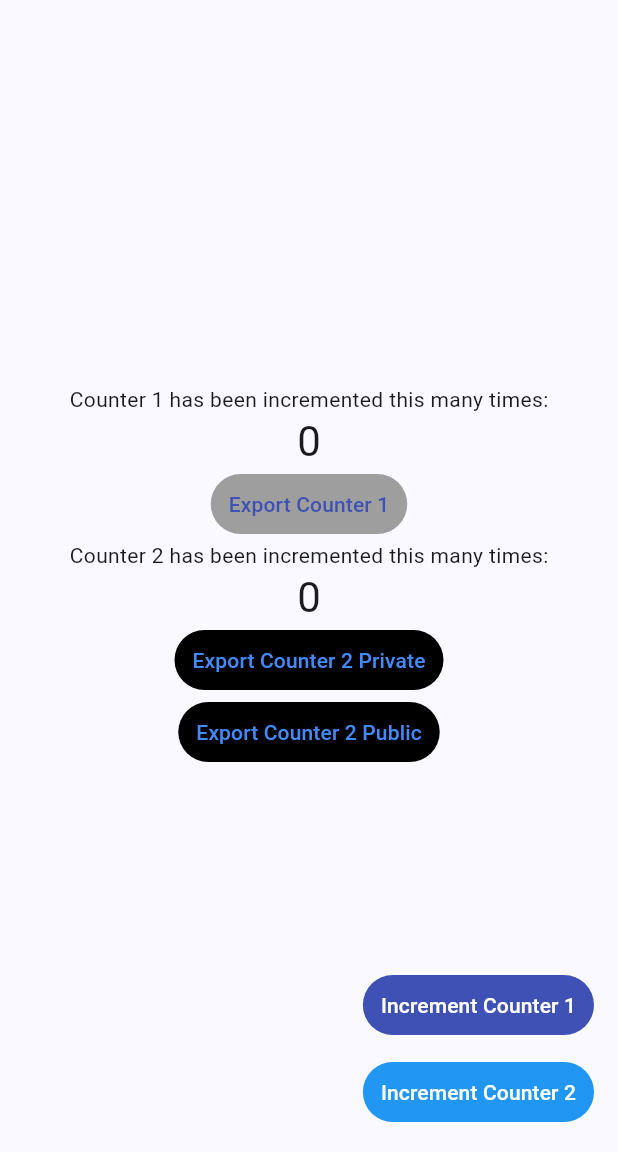
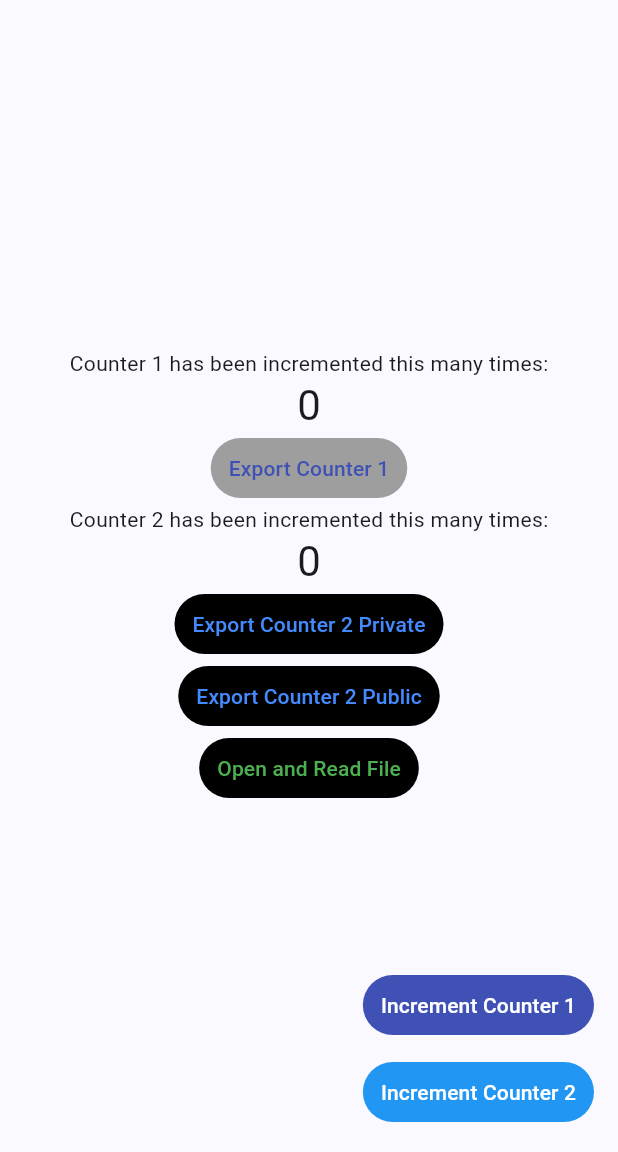
Before and after one commit to Tuckerle/storage_demo_app, a Flutter app: the screen it shows after launch, on a phone screen of 412 x 824 dp, the part 84-1236 px from its top. Run offline on Flutter 3.47's test engine with Material 3 defaults, Android fonts, the phone set to English and light mode, and no system bars; our stand-ins replace file_picker, permission_handler, shared_preferences, sqflite; accounts and stored records are empty.

Commit message:
file read function

```diff
--- a/lib/main.dart
+++ b/lib/main.dart
@@ -9,6 +9,7 @@ import 'package:permission_handler/permission_handler.dart';
 import 'package:shared_preferences/shared_preferences.dart';
 import 'package:sqflite/sqflite.dart';
 
+import 'display_page.dart';
 import 'logs_page.dart';
 
 void main() async {
@@ -27,24 +28,25 @@ class MyApp extends StatelessWidget {
         colorScheme: ColorScheme.fromSeed(seedColor: Colors.blueAccent),
         useMaterial3: true,
       ),
-      home: const MyHomePage(title: 'Our Storage Demo App'),
+      home: const HomePage(title: 'Our Storage Demo App'),
     );
   }
 }
 
-class MyHomePage extends StatefulWidget {
-  const MyHomePage({super.key, required this.title});
+class HomePage extends StatefulWidget {
+  const HomePage({super.key, required this.title});
 
   final String title;
 
   @override
-  State<MyHomePage> createState() => _MyHomePageState();
+  State<HomePage> createState() => _HomePageState();
 }
 
-class _MyHomePageState extends State<MyHomePage> {
+class _HomePageState extends State<HomePage> {
   int _counterOne = 0;
   int _counterTwo = 0;
   Database? database;
+  String _fileContent = '';
 
   Future<void> _requestPermissions() async {
     if (Platform.isAndroid) {
@@ -140,6 +142,29 @@ class _MyHomePageState extends State<MyHomePage> {
     }
   }
 
+  // Read File Content and Navigate to Display Page
+  Future<void> _pickAndReadFile(BuildContext context) async {
+    FilePickerResult? result = await FilePicker.platform.pickFiles();
+    if(mounted) {
+      if (result != null && result.files.isNotEmpty) {
+        String filePath = result.files.single.path!;
+        File file = File(filePath);
+        String fileContent = await file.readAsString();
+        if (!mounted) return;
+        setState(() {
+          _fileContent = fileContent;
+        });
+
+          Navigator.of(context).push(MaterialPageRoute(
+            builder: (context) => DisplayPage(fileContent: _fileContent),
+          ));
+
+      } else {
+        _showSnackbar('No File selected', context);
+      }
+    }
+  }
+
   @override
   Widget build(BuildContext context) {
     return Scaffold(
@@ -191,7 +216,7 @@ class _MyHomePageState extends State<MyHomePage> {
                 if (directory != null) {
                   _showSnackbar('File saved to $directory', context);
                 } else {
-                  _showSnackbar('Directory not selected', context);
+                  _showSnackbar('No Directory selected', context);
                 }
               },
               style: ButtonStyle(
@@ -199,6 +224,14 @@ class _MyHomePageState extends State<MyHomePage> {
                 backgroundColor: WidgetStateProperty.all<Color>(Colors.black),
               ),
               child: const Text("Export Counter 2 Public"),
+            ),
+            TextButton(
+              onPressed: () => _pickAndReadFile(context),
+              style: ButtonStyle(
+                foregroundColor: MaterialStateProperty.all<Color>(Colors.green),
+                backgroundColor: MaterialStateProperty.all<Color>(Colors.black),
+              ),
+              child: const Text("Open and Read File"),
             ),
           ],
         ),
```
Also changed, not shown: lib/display_page.dart (added, +22 -0 lines).
